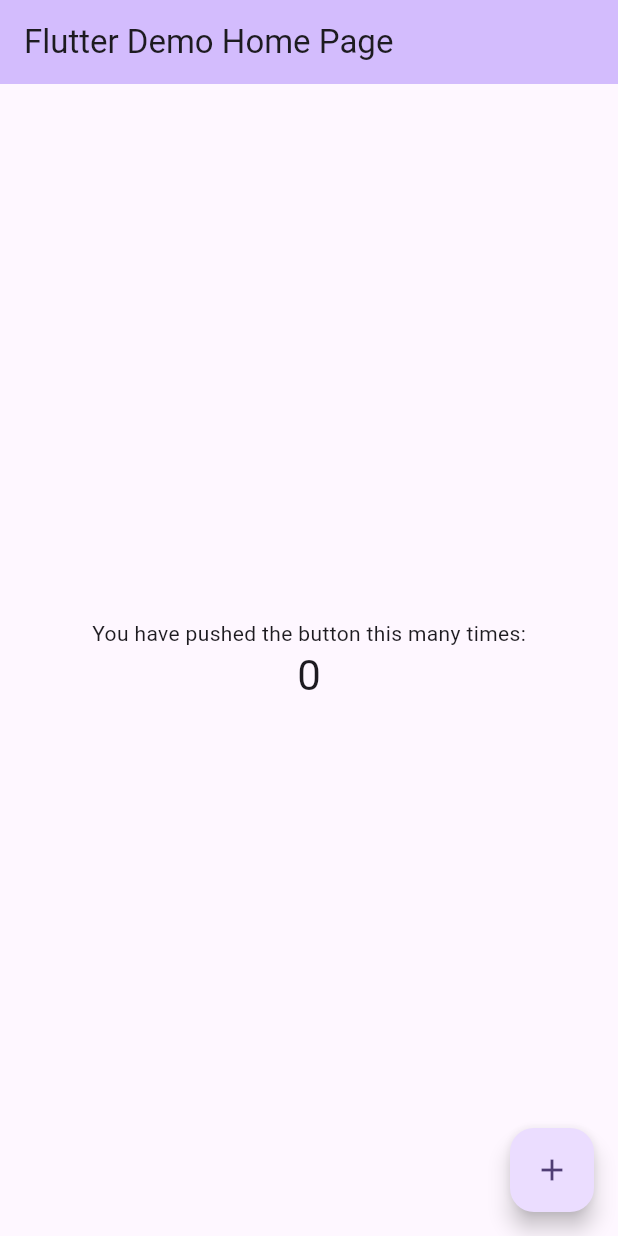
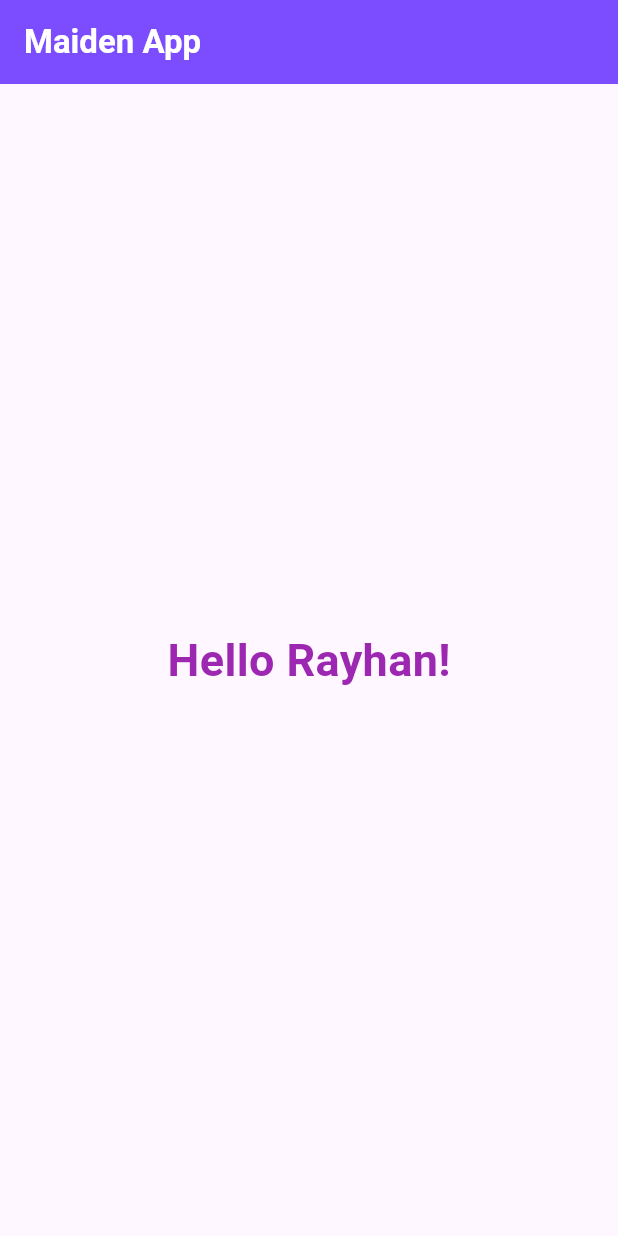
Before and after one commit to rayhan19122/Ostad_Flutter_14, a Flutter app: the screen it shows after launch, on a phone screen of 412 x 824 dp. Run offline on Flutter 3.47's test engine with Material 3 defaults, Android fonts, the phone set to English and light mode, and no system bars.

Commit message:
built Hello Rayhan app

```diff
--- /dev/null
+++ b/flutter/maiden_app/lib/app.dart
@@ -0,0 +1,12 @@
+import 'package:flutter/material.dart';
+import 'home.dart';
+class MyApp extends StatelessWidget{
+  const MyApp({super.key});
+  @override
+  Widget build(BuildContext context) {
+    return MaterialApp(
+      title: 'Flutter_14',
+      home: Home(),
+    );
+  }
+}
--- /dev/null
+++ b/flutter/maiden_app/lib/home.dart
@@ -0,0 +1,31 @@
+import 'package:flutter/material.dart';
+
+class Home extends StatelessWidget{
+  const Home({super.key});
+  @override
+  Widget build(BuildContext context) {
+    return Scaffold(
+      appBar: AppBar(
+        //centerTitle: true,
+        title: Text(
+          'Maiden App',
+          style: TextStyle(
+            color: Colors.white,
+            fontWeight: FontWeight.bold
+          ),
+        ),
+        backgroundColor: Colors.deepPurpleAccent,
+      ),
+      body: Center(
+        child: Text(
+          'Hello Rayhan!',
+          style: TextStyle(
+            color: Colors.purple,
+            fontSize: 30,
+            fontWeight: FontWeight.bold
+          ),
+        ),
+      ),
+    );
+  }
+}
--- a/flutter/maiden_app/lib/main.dart
+++ b/flutter/maiden_app/lib/main.dart
@@ -1,122 +1,5 @@
-import 'package:flutter/material.dart';
-
-void main() {
-  runApp(const MyApp());
+import 'package:flutter/cupertino.dart';
+import 'app.dart';
+void main(){
+  runApp(MyApp());
 }
-
-class MyApp extends StatelessWidget {
-  const MyApp({super.key});
-
-  // This widget is the root of your application.
-  @override
-  Widget build(BuildContext context) {
-    return MaterialApp(
-      title: 'Flutter Demo',
-      theme: ThemeData(
-        // This is the theme of your application.
-        //
-        // TRY THIS: Try running your application with "flutter run". You'll see
-        // the application has a purple toolbar. Then, without quitting the app,
-        // try changing the seedColor in the colorScheme below to Colors.green
-        // and then invoke "hot reload" (save your changes or press the "hot
-        // reload" button in a Flutter-supported IDE, or press "r" if you used
-        // the command line to start the app).
-        //
-        // Notice that the counter didn't reset back to zero; the application
-        // state is not lost during the reload. To reset the state, use hot
-        // restart instead.
-        //
-        // This works for code too, not just values: Most code changes can be
-        // tested with just a hot reload.
-        colorScheme: ColorScheme.fromSeed(seedColor: Colors.deepPurple),
-      ),
-      home: const MyHomePage(title: 'Flutter Demo Home Page'),
-    );
-  }
-}
-
-class MyHomePage extends StatefulWidget {
-  const MyHomePage({super.key, required this.title});
-
-  // This widget is the home page of your application. It is stateful, meaning
-  // that it has a State object (defined below) that contains fields that affect
-  // how it looks.
-
-  // This class is the configuration for the state. It holds the values (in this
-  // case the title) provided by the parent (in this case the App widget) and
-  // used by the build method of the State. Fields in a Widget subclass are
-  // always marked "final".
-
-  final String title;
-
-  @override
-  State<MyHomePage> createState() => _MyHomePageState();
-}
-
-class _MyHomePageState extends State<MyHomePage> {
-  int _counter = 0;
-
-  void _incrementCounter() {
-    setState(() {
-      // This call to setState tells the Flutter framework that something has
-      // changed in this State, which causes it to rerun the build method below
-      // so that the display can reflect the updated values. If we changed
-      // _counter without calling setState(), then the build method would not be
-      // called again, and so nothing would appear to happen.
-      _counter++;
-    });
-  }
-
-  @override
-  Widget build(BuildContext context) {
-    // This method is rerun every time setState is called, for instance as done
-    // by the _incrementCounter method above.
-    //
-    // The Flutter framework has been optimized to make rerunning build methods
-    // fast, so that you can just rebuild anything that needs updating rather
-    // than having to individually change instances of widgets.
-    return Scaffold(
-      appBar: AppBar(
-        // TRY THIS: Try changing the color here to a specific color (to
-        // Colors.amber, perhaps?) and trigger a hot reload to see the AppBar
-        // change color while the other colors stay the same.
-        backgroundColor: Theme.of(context).colorScheme.inversePrimary,
-        // Here we take the value from the MyHomePage object that was created by
-        // the App.build method, and use it to set our appbar title.
-        title: Text(widget.title),
-      ),
-      body: Center(
-        // Center is a layout widget. It takes a single child and positions it
-        // in the middle of the parent.
-        child: Column(
-          // Column is also a layout widget. It takes a list of children and
-          // arranges them vertically. By default, it sizes itself to fit its
-          // children horizontally, and tries to be as tall as its parent.
-          //
-          // Column has various properties to control how it sizes itself and
-          // how it positions its children. Here we use mainAxisAlignment to
-          // center the children vertically; the main axis here is the vertical
-          // axis because Columns are vertical (the cross axis would be
-          // horizontal).
-          //
-          // TRY THIS: Invoke "debug painting" (choose the "Toggle Debug Paint"
-          // action in the IDE, or press "p" in the console), to see the
-          // wireframe for each widget.
-          mainAxisAlignment: MainAxisAlignment.center,
-          children: <Widget>[
-            const Text('You have pushed the button this many times:'),
-            Text(
-              '$_counter',
-              style: Theme.of(context).textTheme.headlineMedium,
-            ),
-          ],
-        ),
-      ),
-      floatingActionButton: FloatingActionButton(
-        onPressed: _incrementCounter,
-        tooltip: 'Increment',
-        child: const Icon(Icons.add),
-      ), // This trailing comma makes auto-formatting nicer for build methods.
-    );
-  }
-}
```
